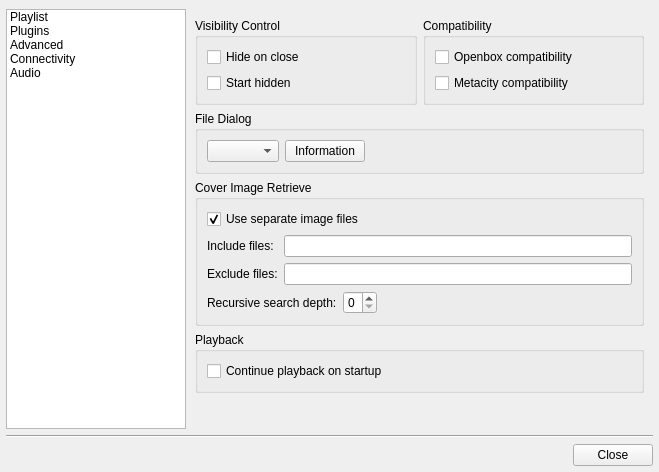
This is configdialog.ui in ksv1986/qsmmp as Qt 5 draws it before an edit. The edited form follows.
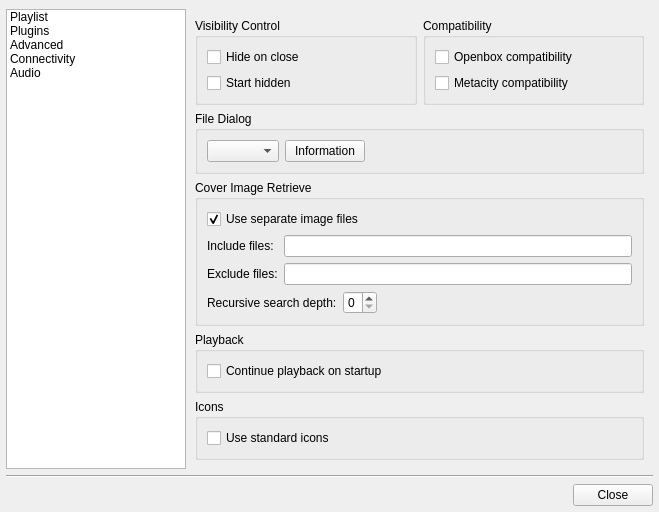
This is the edited form. The open tabs and pages were chosen to show the change. Icons and pictures are not drawn.

Commit message: Added ability to choose: use standard icons or not

Diff of the .ui file:
```diff
--- a/configdialog.ui
+++ b/configdialog.ui
@@ -528,7 +528,7 @@
            </layout>
           </widget>
          </item>
-         <item row="4" column="0" colspan="2">
+         <item row="5" column="0" colspan="2">
           <spacer name="verticalSpacer_3">
            <property name="orientation">
             <enum>Qt::Vertical</enum>
@@ -557,6 +557,22 @@
            </layout>
           </widget>
          </item>
+         <item row="4" column="0" colspan="2">
+          <widget class="QGroupBox" name="groupBox">
+           <property name="title">
+            <string>Icons</string>
+           </property>
+           <layout class="QVBoxLayout" name="verticalLayout_4">
+            <item>
+             <widget class="QCheckBox" name="useStandardIconsCheckBox">
+              <property name="text">
+               <string>Use standard icons</string>
+              </property>
+             </widget>
+            </item>
+           </layout>
+          </widget>
+         </item>
         </layout>
        </widget>
        <widget class="QWidget" name="network">
```
Left out of the diff: 2 changed lines with no effect on the pictures. The commit also changes 10 other files.
